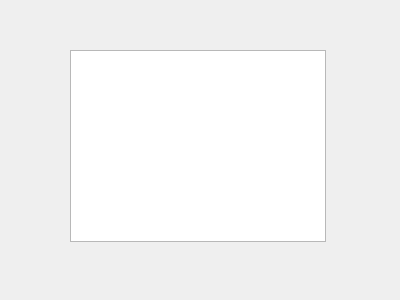
This is dsppipelinewindow.ui in eraydurak35/SerialPlotter as Qt 5 draws it before an edit. The edited form follows.
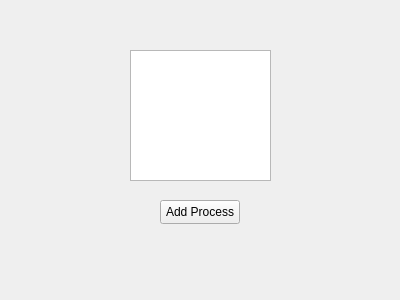
This is the edited form.

The edit to the form file:
```diff
--- a/dsppipelinewindow.ui
+++ b/dsppipelinewindow.ui
@@ -16,11 +16,29 @@
   <widget class="QListWidget" name="listWidget">
    <property name="geometry">
     <rect>
-     <x>70</x>
+     <x>130</x>
      <y>50</y>
-     <width>256</width>
-     <height>192</height>
+     <width>141</width>
+     <height>131</height>
     </rect>
+   </property>
+   <item>
+    <property name="text">
+     <string/>
+    </property>
+   </item>
+  </widget>
+  <widget class="QPushButton" name="addProcessButton">
+   <property name="geometry">
+    <rect>
+     <x>160</x>
+     <y>200</y>
+     <width>80</width>
+     <height>24</height>
+    </rect>
+   </property>
+   <property name="text">
+    <string>Add Process</string>
    </property>
   </widget>
  </widget>
```
Left out of the diff: 2 changed lines with no effect on the pictures.
